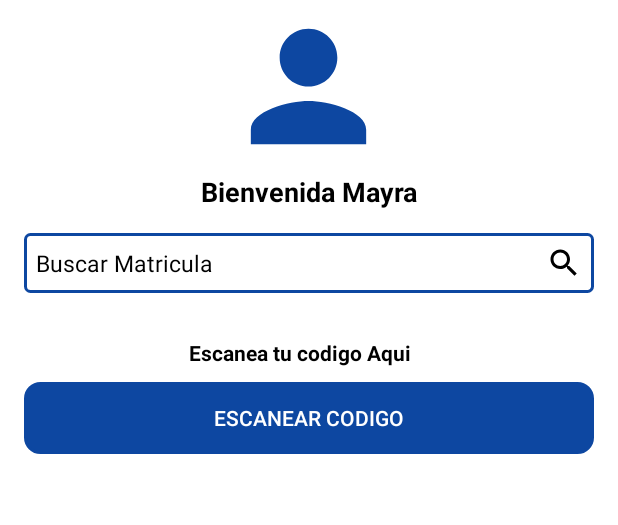
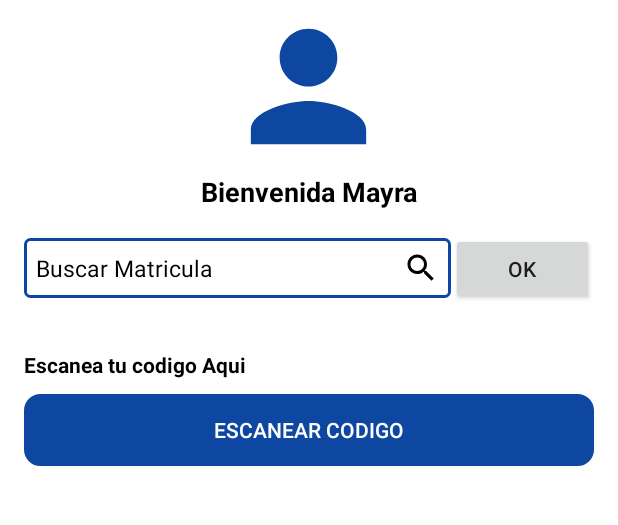
Before and after one commit to mayra314/AppSeguridadEHigiene, an Android app: the HSEFragment screen opened directly, with no data from a screen before it, on a phone screen of 412 x 824 dp, the part 302-827 px from its top. Run offline under Robolectric (Android 15) with nearby library versions, the phone set to English and light mode, and no system bars.

Commit message:
commit qr db

```diff
--- a/app/build.gradle
+++ b/app/build.gradle
@@ -32,5 +32,6 @@ dependencies {
     implementation 'com.google.code.gson:gson:2.6.2'
     implementation 'com.squareup.retrofit2:retrofit:2.1.0'
     implementation 'com.squareup.retrofit2:converter-gson:2.1.0'
-
+    implementation 'org.apache.commons:commons-lang3:3.0'
+    implementation group: 'org.modelmapper', name: 'modelmapper', version: '0.7.5'
 }
--- a/app/src/main/java/com/example/miran/appseguridadehigiene/HomeActivity.java
+++ b/app/src/main/java/com/example/miran/appseguridadehigiene/HomeActivity.java
@@ -11,6 +11,7 @@ import android.view.MenuItem;
 import android.widget.Toast;
 
 
+import com.example.miran.appseguridadehigiene.entityTO.EmpleadoTO;
 import com.example.miran.appseguridadehigiene.fragment.HSEFragment;
 import com.example.miran.appseguridadehigiene.fragment.PerfilEmpFragment;
 import com.example.miran.appseguridadehigiene.util.Constantes;
@@ -23,7 +24,7 @@ public class HomeActivity extends AppCompatActivity {
 
         savedInstanceState = getIntent().getExtras();
         if (savedInstanceState != null) {
-            String stringExtra = getIntent().getStringExtra(Constantes.TEXT);
+            EmpleadoTO stringExtra = (EmpleadoTO) getIntent().getSerializableExtra(Constantes.TEXT);
 
                 getSupportFragmentManager()
                         .beginTransaction()
--- a/app/src/main/java/com/example/miran/appseguridadehigiene/fragment/HSEFragment.java
+++ b/app/src/main/java/com/example/miran/appseguridadehigiene/fragment/HSEFragment.java
@@ -8,10 +8,15 @@ import android.view.LayoutInflater;
 import android.view.View;
 import android.view.ViewGroup;
 import android.widget.Button;
+import android.widget.EditText;
+import android.widget.Toast;
 
 import com.example.miran.appseguridadehigiene.LectorQrActivity;
 import com.example.miran.appseguridadehigiene.R;
 import com.example.miran.appseguridadehigiene.HomeActivity;
+import com.example.miran.appseguridadehigiene.entityTO.EmpleadoTO;
+import com.example.miran.appseguridadehigiene.httpService.EmpleadoService;
+import com.example.miran.appseguridadehigiene.util.Constantes;
 
 /**
  * A simple {@link Fragment} subclass.
@@ -19,6 +24,8 @@ import com.example.miran.appseguridadehigiene.HomeActivity;
 public class HSEFragment extends Fragment {
 
     private Button hsefragment;
+    private Button search;
+    private EditText buscarCaja;
 
     public HSEFragment() {
         // Required empty public constructor
@@ -31,6 +38,32 @@ public class HSEFragment extends Fragment {
         // Inflate the layout for this fragment
         View view = inflater.inflate(R.layout.fragment_hse, container, false);
         hsefragment = view.findViewById(R.id.bt_ScanCod);
+        buscarCaja = view.findViewById(R.id.et_pass_login);
+        search = view.findViewById(R.id.search);
+        search.setOnClickListener(new View.OnClickListener() {
+            @Override
+            public void onClick(View v) {
+                try {
+                    if (org.apache.commons.lang3.StringUtils.isNumeric(buscarCaja.getText().toString())) {
+                        Intent result = new Intent(getContext(), HomeActivity.class);
+                        EmpleadoService service = new EmpleadoService();
+                        EmpleadoTO empleado = service.execute(Long.parseLong((buscarCaja.getText().toString()))).get();
+
+                        if (empleado != null  && empleado.getPkEmpleado() > 0){
+                            result.putExtra(Constantes.TEXT, empleado);
+                            startActivity(result);
+                        }else {
+                            Toast.makeText(v.getContext(), "Matricula no encontrada", Toast.LENGTH_LONG).show();
+                        }
+
+                    }else{
+                        Toast.makeText(v.getContext(), "Matricula no encontrada", Toast.LENGTH_LONG).show();
+                    }
+                } catch (Exception e) {
+                    e.printStackTrace();
+                }
+            }
+        });
         hsefragment.setOnClickListener(new View.OnClickListener() {
             @Override
             public void onClick(View v) {
--- a/app/src/main/java/com/example/miran/appseguridadehigiene/fragment/LoginFragment.java
+++ b/app/src/main/java/com/example/miran/appseguridadehigiene/fragment/LoginFragment.java
@@ -55,7 +55,6 @@ public class LoginFragment extends Fragment {
 
                 try {
                     LoginService login = new LoginService();
-                    // mse crea un objeto de tipo loginTO
                     LoginTO loginTo = new LoginTO();
                     loginTo.setUser(txtUser.getText().toString());
                     loginTo.setPassword(txtPassword.getText().toString());
--- a/app/src/main/res/layout/fragment_hse.xml
+++ b/app/src/main/res/layout/fragment_hse.xml
@@ -43,12 +43,17 @@
             android:textAppearance="?android:textAppearanceMedium"
             android:textColor="#000000"
             android:textStyle="bold" />
+        <LinearLayout
+            android:layout_width="match_parent"
+            android:layout_height="wrap_content"
+            android:orientation="horizontal">
 
 
         <EditText
             android:drawableEnd="@drawable/ic_search_black_24dp"
             android:id="@+id/et_pass_login"
-            android:layout_width="match_parent"
+            android:layout_width="0px"
+            android:layout_weight="3"
             android:layout_height="wrap_content"
             android:padding="8dp"
             android:textColorHint="#000000"
@@ -59,9 +64,17 @@
             android:textSize="15sp" />
 
 
+        <Button
+            android:id="@+id/search"
+            android:layout_width="0px"
+            android:layout_weight="1"
+            android:layout_height="wrap_content"
+            android:text="ok"/>
+    </LinearLayout>
+
             <TextView
                 android:id="@+id/editText"
-            android:layout_width="wrap_content"
+                android:layout_width="match_parent"
                 android:layout_height="wrap_content"
                 android:layout_marginTop="30dp"
                 android:ems="10"
@@ -69,6 +82,8 @@
                 android:text="Escanea tu codigo Aqui"
                 android:textColor="@android:color/black"
                 android:textStyle="bold" />
+
+
 
         <Button
             android:focusedByDefault="true"
@@ -79,8 +94,6 @@
             android:text="Escanear Codigo"
             android:background="@drawable/boton_ovalo"
             style="@style/raisedButton"/>
-
-
     </LinearLayout>
     </ScrollView>
 </FrameLayout>
```
Also changed, not shown: app/src/main/java/com/example/miran/appseguridadehigiene/LectorQrActivity.java (+31 -7 lines), app/src/main/java/com/example/miran/appseguridadehigiene/entityTO/EmpleadoTO.java (added, +73 -0 lines), app/src/main/java/com/example/miran/appseguridadehigiene/fragment/PerfilEmpFragment.java (+14 -10 lines), app/src/main/java/com/example/miran/appseguridadehigiene/httpService/EmpleadoService.java (added, +44 -0 lines), app/src/main/java/com/example/miran/appseguridadehigiene/httpService/LoginService.java (+3 -30 lines), app/src/main/java/com/example/miran/appseguridadehigiene/util/UtilSeguridad.java (added, +40 -0 lines). Lines whose indentation alone changed are shown as unchanged.
